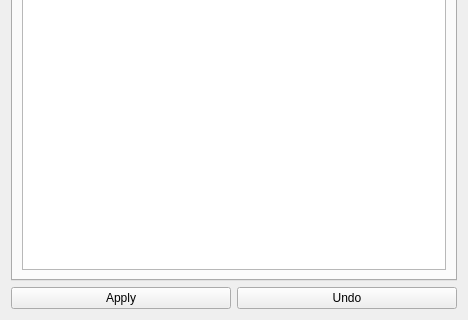
Qt form Applications/MainApplication_BE/Gui/ui/EditionWidget.ui (SylvainDeker/Radium-Engine) before a commit; both pictures show x 0 to 468 and y 237 to 557 of the 468 by 557 pixel window.
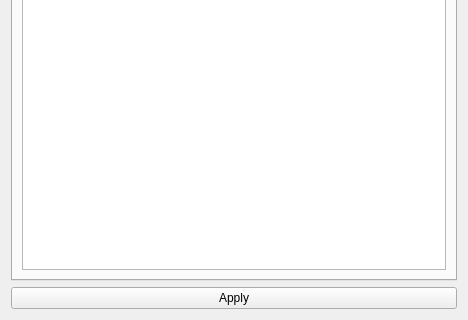
The same form after that commit.

Commit message: finishing touches removed unused "undo" button fixed some include added documentation

Diff of the .ui file:
```diff
--- a/Applications/MainApplication_BE/Gui/ui/EditionWidget.ui
+++ b/Applications/MainApplication_BE/Gui/ui/EditionWidget.ui
@@ -25,13 +25,6 @@
          </property>
         </widget>
        </item>
-       <item row="0" column="1">
-        <widget class="QPushButton" name="m_undoButton">
-         <property name="text">
-          <string>Undo</string>
-         </property>
-        </widget>
-       </item>
       </layout>
      </item>
     </layout>
```
The commit also changes 2 other files.
